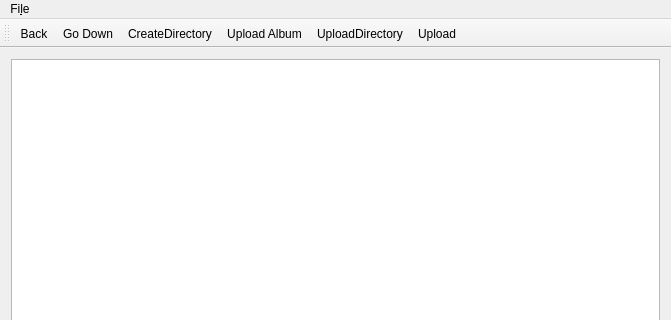
Above: qt/mainwindow.ui from whoozle/android-file-transfer-linux before the change; both pictures show x 0 to 671 and y 0 to 320 of the 671 by 588 pixel window. Below: the same form after it.
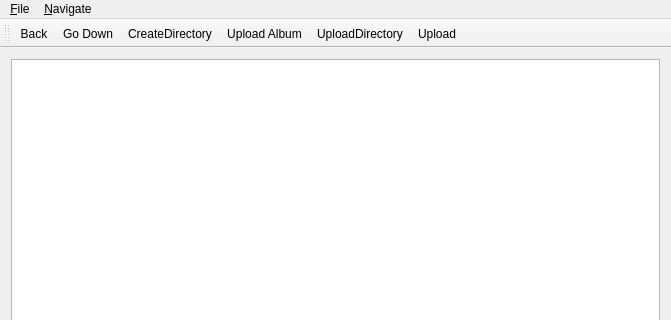
That is the form after the change. Icons and pictures are not drawn.

Commit message: added navigate menu

What changed in the file:
```diff
--- a/qt/mainwindow.ui
+++ b/qt/mainwindow.ui
@@ -48,7 +48,7 @@
    </property>
    <widget class="QMenu" name="menuFile">
     <property name="title">
-     <string>Fi&amp;le</string>
+     <string>&amp;File</string>
     </property>
     <addaction name="actionRename"/>
     <addaction name="actionDownload"/>
@@ -56,7 +56,15 @@
     <addaction name="separator"/>
     <addaction name="actionExit"/>
    </widget>
+   <widget class="QMenu" name="menuNavigate">
+    <property name="title">
+     <string>&amp;Navigate</string>
+    </property>
+    <addaction name="actionBack"/>
+    <addaction name="actionGo_Down"/>
+   </widget>
    <addaction name="menuFile"/>
+   <addaction name="menuNavigate"/>
   </widget>
   <widget class="QToolBar" name="mainToolBar">
    <attribute name="toolBarArea">
```
Left out of the diff: 6 changed lines with no effect on the pictures. The commit also changes 2 other files.
